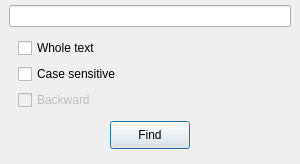
Qt form finddialog.ui (VitalyGladyshev/GB-text-editor) before a commit.
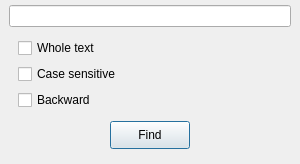
The same form after that commit.

What changed in the file:
```diff
--- a/finddialog.ui
+++ b/finddialog.ui
@@ -85,7 +85,7 @@
       <item>
        <widget class="QCheckBox" name="checkBoxBackward">
         <property name="enabled">
-         <bool>false</bool>
+         <bool>true</bool>
         </property>
         <property name="text">
          <string>Backward</string>
```
